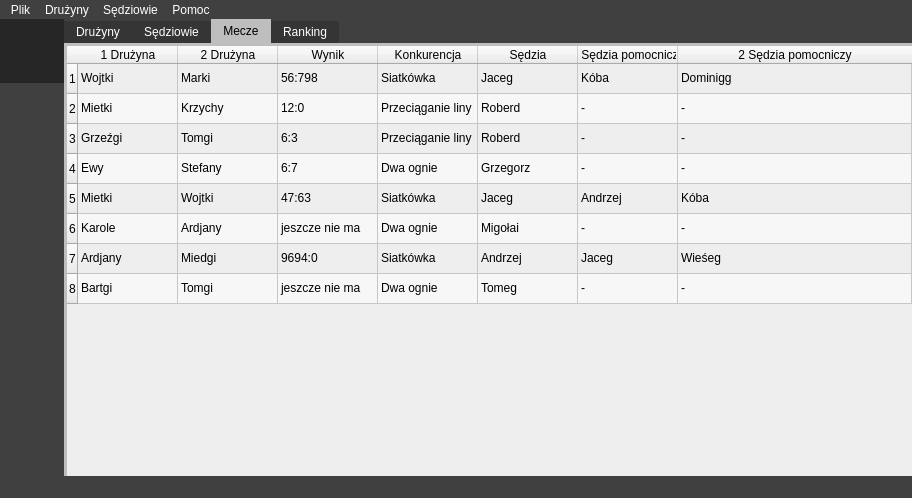
This is ui/competitionmanager.ui in Arquanite/ProjektPO as Qt 5 draws it before an edit. The edited form follows.
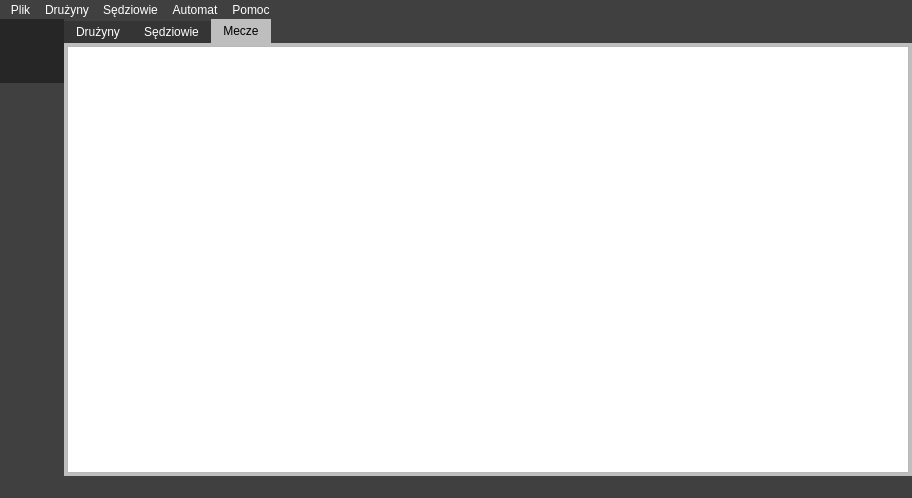
This is the edited form. The open tabs and pages were chosen to show the change. Icons and pictures are not drawn.

Commit message: Działa, chyba

Patch:
```diff
--- a/ui/competitionmanager.ui
+++ b/ui/competitionmanager.ui
@@ -231,8 +231,7 @@
         <widget class="QTabWidget" name="tabWidget">
          <property name="styleSheet">
           <string notr="true">QTabWidget::pane { 
-	border-top: 3px solid #bebebe; 
-	border-left: 3px solid #bebebe; 
+	border: 3px solid #bebebe; 
 }
 
 QTabBar::tab {
@@ -338,438 +337,22 @@
             <number>0</number>
            </property>
            <item>
-            <widget class="QWidget" name="widget_6" native="true">
-             <property name="styleSheet">
-              <string notr="true">background-color: #eeeeee</string>
+            <widget class="QTableView" name="widokSpotkan">
+             <property name="selectionMode">
+              <enum>QAbstractItemView::SingleSelection</enum>
              </property>
-             <layout class="QHBoxLayout" name="horizontalLayout_4">
-              <property name="spacing">
-               <number>0</number>
-              </property>
-              <property name="leftMargin">
-               <number>0</number>
-              </property>
-              <property name="topMargin">
-               <number>0</number>
-              </property>
-              <property name="rightMargin">
-               <number>0</number>
-              </property>
-              <property name="bottomMargin">
-               <number>0</number>
-              </property>
-              <item>
-               <widget class="QTableWidget" name="tableWidget_2">
-                <property name="styleSheet">
-                 <string notr="true">border: none</string>
-                </property>
-                <property name="sizeAdjustPolicy">
-                 <enum>QAbstractScrollArea::AdjustIgnored</enum>
-                </property>
-                <property name="alternatingRowColors">
-                 <bool>true</bool>
-                </property>
-                <property name="selectionMode">
-                 <enum>QAbstractItemView::SingleSelection</enum>
-                </property>
-                <property name="selectionBehavior">
-                 <enum>QAbstractItemView::SelectRows</enum>
-                </property>
-                <attribute name="horizontalHeaderStretchLastSection">
-                 <bool>true</bool>
-                </attribute>
-                <row>
-                 <property name="text">
-                  <string>1</string>
-                 </property>
-                </row>
-                <row>
-                 <property name="text">
-                  <string>2</string>
-                 </property>
-                </row>
-                <row>
-                 <property name="text">
-                  <string>3</string>
-                 </property>
-                </row>
-                <row>
-                 <property name="text">
-                  <string>4</string>
-                 </property>
-                </row>
-                <row>
-                 <property name="text">
-                  <string>5</string>
-                 </property>
-                </row>
-                <row>
-                 <property name="text">
-                  <string>6</string>
-                 </property>
-                </row>
-                <row>
-                 <property name="text">
-                  <string>7</string>
-                 </property>
-                </row>
-                <row>
-                 <property name="text">
-                  <string>8</string>
-                 </property>
-                </row>
-                <column>
-                 <property name="text">
-                  <string>1 Drużyna</string>
-                 </property>
-                </column>
-                <column>
-                 <property name="text">
-                  <string>2 Drużyna</string>
-                 </property>
-                </column>
-                <column>
-                 <property name="text">
-                  <string>Wynik</string>
-                 </property>
-                </column>
-                <column>
-                 <property name="text">
-                  <string>Konkurencja</string>
-                 </property>
-                </column>
-                <column>
-                 <property name="text">
-                  <string>Sędzia</string>
-                 </property>
-                </column>
-                <column>
-                 <property name="text">
-                  <string>1 Sędzia pomocniczy</string>
-                 </property>
-                </column>
-                <column>
-                 <property name="text">
-                  <string>2 Sędzia pomocniczy</string>
-                 </property>
-                </column>
-                <item row="0" column="0">
-                 <property name="text">
-                  <string>Wojtki</string>
-                 </property>
-                </item>
-                <item row="0" column="1">
-                 <property name="text">
-                  <string>Marki</string>
-                 </property>
-                </item>
-                <item row="0" column="2">
-                 <property name="text">
-                  <string>56:798</string>
-                 </property>
-                </item>
-                <item row="0" column="3">
-                 <property name="text">
-                  <string>Siatkówka</string>
-                 </property>
-                </item>
-                <item row="0" column="4">
-                 <property name="text">
-                  <string>Jaceg</string>
-                 </property>
-                </item>
-                <item row="0" column="5">
-                 <property name="text">
-                  <string>Kóba</string>
-                 </property>
-                </item>
-                <item row="0" column="6">
-                 <property name="text">
-                  <string>Dominigg</string>
-                 </property>
-                </item>
-                <item row="1" column="0">
-                 <property name="text">
-                  <string>Mietki</string>
-                 </property>
-                </item>
-                <item row="1" column="1">
-                 <property name="text">
-                  <string>Krzychy</string>
-                 </property>
-                </item>
-                <item row="1" column="2">
-                 <property name="text">
-                  <string>12:0</string>
-                 </property>
-                </item>
-                <item row="1" column="3">
-                 <property name="text">
-                  <string>Przeciąganie liny</string>
-                 </property>
-                </item>
-                <item row="1" column="4">
-                 <property name="text">
-                  <string>Roberd</string>
-                 </property>
-                </item>
-                <item row="1" column="5">
-                 <property name="text">
-                  <string>-</string>
-                 </property>
-                </item>
-                <item row="1" column="6">
-                 <property name="text">
-                  <string>-</string>
-                 </property>
-                </item>
-                <item row="2" column="0">
-                 <property name="text">
-                  <string>Grzeźgi</string>
-                 </property>
-                </item>
-                <item row="2" column="1">
-                 <property name="text">
-                  <string>Tomgi</string>
-                 </property>
-                </item>
-                <item row="2" column="2">
-                 <property name="text">
-                  <string>6:3</string>
-                 </property>
-                </item>
-                <item row="2" column="3">
-                 <property name="text">
-                  <string>Przeciąganie liny</string>
-                 </property>
-                </item>
-                <item row="2" column="4">
-                 <property name="text">
-                  <string>Roberd</string>
-                 </property>
-                </item>
-                <item row="2" column="5">
-                 <property name="text">
-                  <string>-</string>
-                 </property>
-                </item>
-                <item row="2" column="6">
-                 <property name="text">
-                  <string>-</string>
-                 </property>
-                </item>
-                <item row="3" column="0">
-                 <property name="text">
-                  <string>Ewy</string>
-                 </property>
-                </item>
-                <item row="3" column="1">
-                 <property name="text">
-                  <string>Stefany</string>
-                 </property>
-                </item>
-                <item row="3" column="2">
-                 <property name="text">
-                  <string>6:7</string>
-                 </property>
-                </item>
-                <item row="3" column="3">
-                 <property name="text">
-                  <string>Dwa ognie</string>
-                 </property>
-                </item>
-                <item row="3" column="4">
-                 <property name="text">
-                  <string>Grzegorz</string>
-                 </property>
-                </item>
-                <item row="3" column="5">
-                 <property name="text">
-                  <string>-</string>
-                 </property>
-                </item>
-                <item row="3" column="6">
-                 <property name="text">
-                  <string>-</string>
-                 </property>
-                </item>
-                <item row="4" column="0">
-                 <property name="text">
-                  <string>Mietki</string>
-                 </property>
-                </item>
-                <item row="4" column="1">
-                 <property name="text">
-                  <string>Wojtki</string>
-                 </property>
-                </item>
-                <item row="4" column="2">
-                 <property name="text">
-                  <string>47:63</string>
-                 </property>
-                </item>
-                <item row="4" column="3">
-                 <property name="text">
-                  <string>Siatkówka</string>
-                 </property>
-                </item>
-                <item row="4" column="4">
-                 <property name="text">
-                  <string>Jaceg</string>
-                 </property>
-                </item>
-                <item row="4" column="5">
-                 <property name="text">
-                  <string>Andrzej</string>
-                 </property>
-                </item>
-                <item row="4" column="6">
-                 <property name="text">
-                  <string>Kóba</string>
-                 </property>
-                </item>
-                <item row="5" column="0">
-                 <property name="text">
-                  <string>Karole</string>
-                 </property>
-                </item>
-                <item row="5" column="1">
-                 <property name="text">
-                  <string>Ardjany</string>
-                 </property>
-                </item>
-                <item row="5" column="2">
-                 <property name="text">
-                  <string>jeszcze nie ma</string>
-                 </property>
-                </item>
-                <item row="5" column="3">
-                 <property name="text">
-                  <string>Dwa ognie</string>
-                 </property>
-                </item>
-                <item row="5" column="4">
-                 <property name="text">
-                  <string>Migołai</string>
-                 </property>
-                </item>
-                <item row="5" column="5">
-                 <property name="text">
-                  <string>-</string>
-                 </property>
-                </item>
-                <item row="5" column="6">
-                 <property name="text">
-                  <string>-</string>
-                 </property>
-                </item>
-                <item row="6" column="0">
-                 <property name="text">
-                  <string>Ardjany</string>
-                 </property>
-                </item>
-                <item row="6" column="1">
-                 <property name="text">
-                  <string>Miedgi</string>
-                 </property>
-                </item>
-                <item row="6" column="2">
-                 <property name="text">
-                  <string>9694:0</string>
-                 </property>
-                </item>
-                <item row="6" column="3">
-                 <property name="text">
-                  <string>Siatkówka</string>
-                 </property>
-                </item>
-                <item row="6" column="4">
-                 <property name="text">
-                  <string>Andrzej</string>
-                 </property>
-                </item>
-                <item row="6" column="5">
-                 <property name="text">
-                  <string>Jaceg</string>
-                 </property>
-                </item>
-                <item row="6" column="6">
-                 <property name="text">
-                  <string>Wieśeg</string>
-                 </property>
-                </item>
-                <item row="7" column="0">
-                 <property name="text">
-                  <string>Bartgi</string>
-                 </property>
-                </item>
-                <item row="7" column="1">
-                 <property name="text">
-                  <string>Tomgi</string>
-                 </property>
-                </item>
-                <item row="7" column="2">
-                 <property name="text">
-                  <string>jeszcze nie ma</string>
-                 </property>
-                </item>
-                <item row="7" column="3">
-                 <property name="text">
-                  <string>Dwa ognie</string>
-                 </property>
-                </item>
-                <item row="7" column="4">
-                 <property name="text">
-                  <string>Tomeg</string>
-                 </property>
-                </item>
-                <item row="7" column="5">
-                 <property name="text">
-                  <string>-</string>
-                 </property>
-                </item>
-                <item row="7" column="6">
-                 <property name="text">
-                  <string>-</string>
-                 </property>
-                </item>
-               </widget>
-              </item>
-             </layout>
-            </widget>
-           </item>
-          </layout>
-         </widget>
-         <widget class="QWidget" name="tab_4">
-          <attribute name="title">
-           <string>Ranking</string>
-          </attribute>
-          <layout class="QHBoxLayout" name="horizontalLayout_2">
-           <property name="spacing">
-            <number>0</number>
-           </property>
-           <property name="leftMargin">
-            <number>0</number>
-           </property>
-           <property name="topMargin">
-            <number>0</number>
-           </property>
-           <property name="rightMargin">
-            <number>0</number>
-           </property>
-           <property name="bottomMargin">
-            <number>0</number>
-           </property>
-           <item>
-            <widget class="QWidget" name="widget_3" native="true">
-             <property name="styleSheet">
-              <string notr="true">background-color: #eeeeee</string>
+             <property name="selectionBehavior">
+              <enum>QAbstractItemView::SelectRows</enum>
              </property>
-             <layout class="QHBoxLayout" name="horizontalLayout_3">
-              <item>
-               <widget class="QTableWidget" name="tableWidget"/>
-              </item>
-             </layout>
+             <property name="horizontalScrollMode">
+              <enum>QAbstractItemView::ScrollPerPixel</enum>
+             </property>
+             <property name="sortingEnabled">
+              <bool>true</bool>
+             </property>
+             <attribute name="horizontalHeaderStretchLastSection">
+              <bool>true</bool>
+             </attribute>
             </widget>
            </item>
           </layout>
@@ -850,9 +433,19 @@
      <string>Pomoc</string>
     </property>
    </widget>
+   <widget class="QMenu" name="menuAutomat">
+    <property name="title">
+     <string>Automat</string>
+    </property>
+    <addaction name="actionWygeneruj_S_dzi_w"/>
+    <addaction name="separator"/>
+    <addaction name="actionWygeneruj_S_dzi_w_2"/>
+    <addaction name="actionRozegraj_Mecze"/>
+   </widget>
    <addaction name="menuFile"/>
    <addaction name="menuDru_yny"/>
    <addaction name="menuS_dziowie"/>
+   <addaction name="menuAutomat"/>
    <addaction name="menuPomoc"/>
   </widget>
   <widget class="QStatusBar" name="statusBar">
```
Left out of the diff: 82 changed lines with no effect on the pictures. The commit also changes 24 other files.
